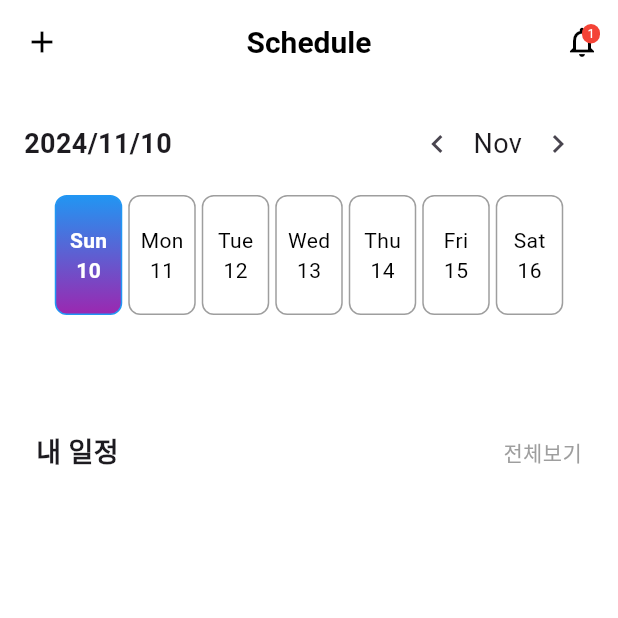
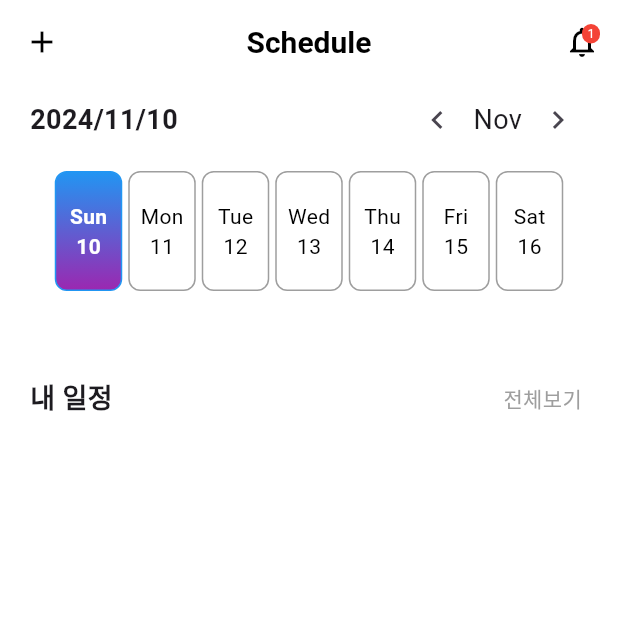
Before and after one commit to Gun06/EasyTrip_Flutter, a Flutter app: the ScheduleFragment screen opened directly with empty values, after a tap on the "chevron left" icon, on a phone screen of 412 x 824 dp, the top half of it. Run offline on Flutter 3.47's test engine with Material 3 defaults, Android fonts, the phone set to English and light mode, and no system bars; our stand-ins replace anim_search_bar, cached_network_image, fluttertoast, motion_tab_bar, permission_handler, shared_preferences and 2 more; accounts and stored records are empty; network calls fail.

Commit message:
Schedulepage api 연동완료

```diff
--- a/EasyTrip/lib/pages/SchedulePage/Custom_WeeklyCalendar.dart
+++ b/EasyTrip/lib/pages/SchedulePage/Custom_WeeklyCalendar.dart
@@ -3,6 +3,8 @@ import 'package:flutter/material.dart';
 import 'package:intl/intl.dart';
 import 'package:table_calendar/table_calendar.dart';
 import 'package:http/http.dart' as http;
+
+import 'fragment_schedule.dart';
 
 class CustomWeeklyCalendar extends StatefulWidget {
   final Future<void> Function(DateTime) onDateSelected;
@@ -349,14 +351,19 @@ class CustomWeeklyCalendarState extends State<CustomWeeklyCalendar> {
           Row(
             mainAxisAlignment: MainAxisAlignment.spaceBetween,
             children: [
-              GestureDetector(
+              Padding(
+                padding: const EdgeInsets.only(left: 20.0), // 좌측에 16dp 패딩 추가
+                child: GestureDetector(
                   onTap: () => _showMonthlyCalendar(context),
                   child: Text(
                     DateFormat('yyyy/MM/dd').format(_selectedDate),
                     style: TextStyle(fontSize: 18, fontWeight: FontWeight.bold),
                   ),
                 ),
-              Row(
+              ),
+              Padding(
+                padding: const EdgeInsets.only(right: 16), // 오른쪽에 16dp 패딩 추가
+                child: Row(
                   children: [
                     IconButton(
                       icon: Icon(Icons.chevron_left),
@@ -374,6 +381,7 @@ class CustomWeeklyCalendarState extends State<CustomWeeklyCalendar> {
                       onPressed: _nextWeek,
                     ),
                   ],
+                ),
               ),
             ],
           ),
--- a/EasyTrip/lib/pages/SchedulePage/fragment_schedule.dart
+++ b/EasyTrip/lib/pages/SchedulePage/fragment_schedule.dart
@@ -31,6 +31,7 @@ class _ScheduleFragmentState extends State<ScheduleFragment> {
   bool showAll = false;
   bool isEmptySchedule = false;
   List<List<Map<String, dynamic>>> recommendations = [];
+  bool _isLoadingSchedules = false;
 
   @override
   void initState() {
@@ -41,13 +42,12 @@ class _ScheduleFragmentState extends State<ScheduleFragment> {
   Future<void> _loadSchedulesForDate(DateTime selectedDate) async {
     String formattedDate = selectedDate.toIso8601String().split('T').first;
 
-    // 서버 요청
-    final url = Uri.parse('http://44.214.72.11:8080/api/schedules/all/1');
-    print('Requesting schedules from URL: $url');
-    print('Using accessToken: ${widget.accessToken}');
-    print('Formatted Date for filtering: $formattedDate');
+    setState(() {
+      _isLoadingSchedules = true; // 로딩 시작
+    });
 
     try {
+      final url = Uri.parse('http://44.214.72.11:8080/api/schedules/all/1');
       final response = await http.get(
         url,
         headers: {
@@ -56,14 +56,8 @@ class _ScheduleFragmentState extends State<ScheduleFragment> {
         },
       );
 
-      print('Response status code: ${response.statusCode}');
-      print('Response body: ${response.body}');
-
       if (response.statusCode == 200) {
-        try {
-          final List<dynamic> schedules =
-          json.decode(utf8.decode(response.bodyBytes));
-          print('Parsed schedules: $schedules');
+        final List<dynamic> schedules = json.decode(utf8.decode(response.bodyBytes));
 
         final filteredItems = schedules
             .where((item) => item['date'] == formattedDate)
@@ -76,19 +70,15 @@ class _ScheduleFragmentState extends State<ScheduleFragment> {
         })
             .toList();
 
-          print('Filtered items for the date $formattedDate: $filteredItems');
-
-          final List<List<Map<String, dynamic>>> newRecommendations =
-          filteredItems.map((item) {
-            final List<dynamic> pathDetails = item['pathDetails'];
-            return pathDetails.map<Map<String, dynamic>>((rec) {
-              return {
+        final List<List<Map<String, dynamic>>> newRecommendations = filteredItems
+            .map((item) => (item['pathDetails'] as List<dynamic>)
+            .map((rec) => {
           'placeName': rec['placeName'] ?? 'Unknown Place',
           'price': rec['price']?.toString() ?? '0',
           'location': rec['address'] ?? 'Unknown Address',
-              };
-            }).toList();
-          }).toList();
+        })
+            .toList())
+            .toList();
 
         setState(() {
           displayedItems = filteredItems;
@@ -96,16 +86,15 @@ class _ScheduleFragmentState extends State<ScheduleFragment> {
           _expanded = List.generate(displayedItems.length, (index) => false);
           isEmptySchedule = displayedItems.isEmpty;
         });
-          print('Successfully updated displayed items: $displayedItems');
-        } catch (e) {
-          print('Error parsing schedules JSON data: $e');
-        }
       } else {
         print('Failed to load schedules. Status code: ${response.statusCode}');
-        print('Error response body: ${response.body}');
       }
     } catch (e) {
       print('Error making schedule request: $e');
+    } finally {
+      setState(() {
+        _isLoadingSchedules = false; // 로딩 종료
+      });
     }
   }
 
@@ -216,15 +205,21 @@ class _ScheduleFragmentState extends State<ScheduleFragment> {
           ),
         ],
       ),
-      body: Padding(
-        padding: const EdgeInsets.all(16.0),
-        child: Column(
+      body: Column(
         children: [
           SizedBox(
-              height: 200,
+            height: 180,
             child: CustomWeeklyCalendar(
               key: _calendarKey,
-                onDateSelected: _loadSchedulesForDate,
+              onDateSelected: (date) async {
+                setState(() {
+                  _isLoadingSchedules = true; // 날짜 변경 시 로딩 시작
+                });
+                await _loadSchedulesForDate(date); // 새 데이터 로드
+                setState(() {
+                  _isLoadingSchedules = false; // 로딩 종료
+                });
+              },
               userId: widget.userId,
               accessToken: widget.accessToken,
             ),
@@ -234,7 +229,7 @@ class _ScheduleFragmentState extends State<ScheduleFragment> {
           mainAxisAlignment: MainAxisAlignment.spaceBetween,
           children: [
             Padding(
-                  padding: const EdgeInsets.only(left: 8.0),
+              padding: const EdgeInsets.symmetric(horizontal: 20.0), // 좌우 여백 추가
               child: Text(
                 '내 일정',
                 style: TextStyle(
@@ -246,7 +241,7 @@ class _ScheduleFragmentState extends State<ScheduleFragment> {
             GestureDetector(
               onTap: isSeeAllEnabled ? _toggleShowAll : null,
               child: Padding(
-                    padding: const EdgeInsets.only(right: 8.0),
+                padding: const EdgeInsets.symmetric(horizontal: 24.0), // 좌우 여백 추가
                 child: Text(
                   showAll ? '간편보기' : '전체보기',
                   style: TextStyle(
@@ -258,9 +253,16 @@ class _ScheduleFragmentState extends State<ScheduleFragment> {
             ),
           ],
         ),
+
           SizedBox(height: 8),
       Expanded(
-              child: isEmptySchedule
+        child: Padding(
+          padding: const EdgeInsets.symmetric(horizontal: 16.0), // 좌우 여백 추가
+          child: _isLoadingSchedules
+              ? Center(
+            child: CircularProgressIndicator(), // 로딩 화면 표시
+          )
+              : isEmptySchedule
               ? Center(
             child: Text(
               '일정 없음',
@@ -281,8 +283,8 @@ class _ScheduleFragmentState extends State<ScheduleFragment> {
             },
           ),
         ),
+      ),
         ],
-        ),
       ),
     );
   }
```
Lines whose indentation alone changed are shown as unchanged.
